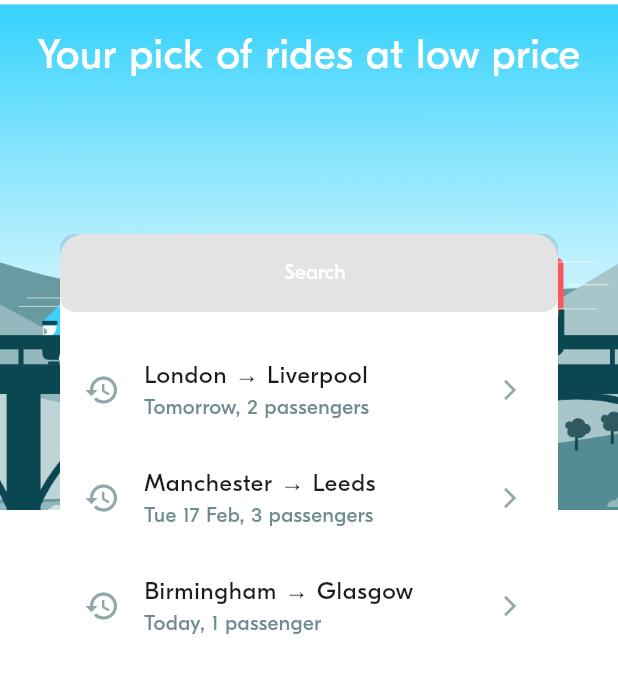
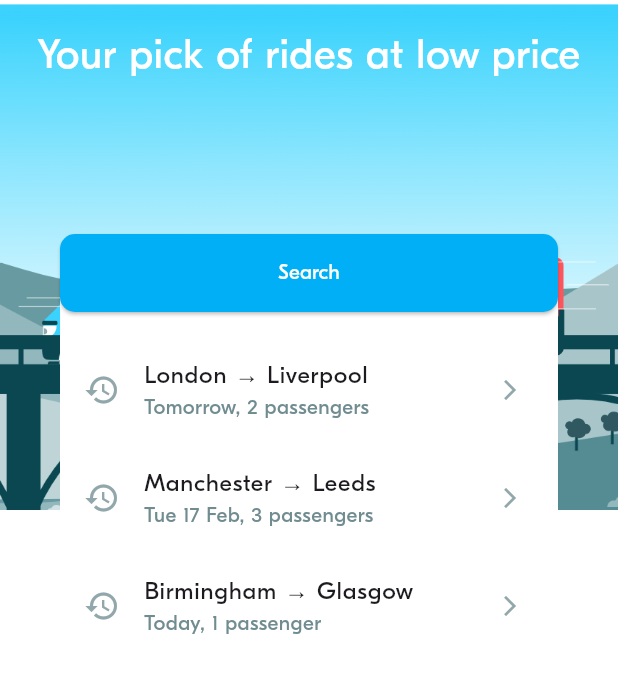
Before and after one commit to Sophavisnuka/Blarblar-Start-Code, a Flutter app: the screen it shows after launch, on a phone screen of 412 x 824 dp. Shown: the top 673 px of the screen. Run offline on Flutter 3.47's test engine with Material 3 defaults, Android fonts, the light colour scheme and no system bars; project files that could hold a hidden picture were left out.

Commit message:
BLA-002 – Implement BlaButton (Adjust error condition and backgroun color fix)

```diff
--- a/lib/ui/screens/ride_pref/ride_prefs_screen.dart
+++ b/lib/ui/screens/ride_pref/ride_prefs_screen.dart
@@ -52,7 +52,7 @@ class RidePrefsScreen extends StatelessWidget {
               // 2 - THE FORM
               RidePrefForm(initRidePref: RidePrefsService.selectedRidePref),
               // BLA - 002 - Implement BlaButton
-              BlaButton(label: 'Search', textColor: Colors.white,),
+              BlaButton(label: 'Search', backgroundColor: BlaColors.primary ,textColor: Colors.white,),
               SizedBox(height: BlaSpacings.m),
               // 3 - THE HISTORY
               _buildHistory(),
--- a/lib/ui/widgets/actions/bla_button.dart
+++ b/lib/ui/widgets/actions/bla_button.dart
@@ -1,6 +1,16 @@
 import 'package:flutter/material.dart';
 import '../../theme/theme.dart';
 
+/// BlaButton is a reusable button widget used throughout the application.
+/// It supports primary and secondary styles, with or without icons.
+///
+/// Parameters:
+/// - [label]: The text to display on the button (required)
+/// - [textColor]: The color of the text (required)
+/// - [backgroundColor]: The background color (optional, defaults to BlaColors.primary)
+/// - [icon]: Optional icon to display before the text
+/// - [iconColor]: The color of the icon (optional, defaults to white)
+/// - [onPressed]: Callback function when button is pressed (optional)
 class BlaButton extends StatelessWidget {
   BlaButton({
     super.key,
@@ -22,7 +32,7 @@ class BlaButton extends StatelessWidget {
   @override
   Widget build(BuildContext context) {
     return ElevatedButton(
-      onPressed: onPressed,
+      onPressed: onPressed ?? () {},
       style: ElevatedButton.styleFrom(
         backgroundColor: backgroundColor,
         padding: EdgeInsets.symmetric(horizontal: 24, vertical: 16),
@@ -34,9 +44,10 @@ class BlaButton extends StatelessWidget {
         mainAxisAlignment: MainAxisAlignment.center,
         mainAxisSize: MainAxisSize.min,
         children: [
-          if (icon != null)
+          if (icon != null) ...[
             Icon(icon, color: iconColor, size: 20),
             SizedBox(width: 8),
+          ],
           Text(
             label,
             style: BlaTextStyles.button.copyWith(color: textColor)
```
